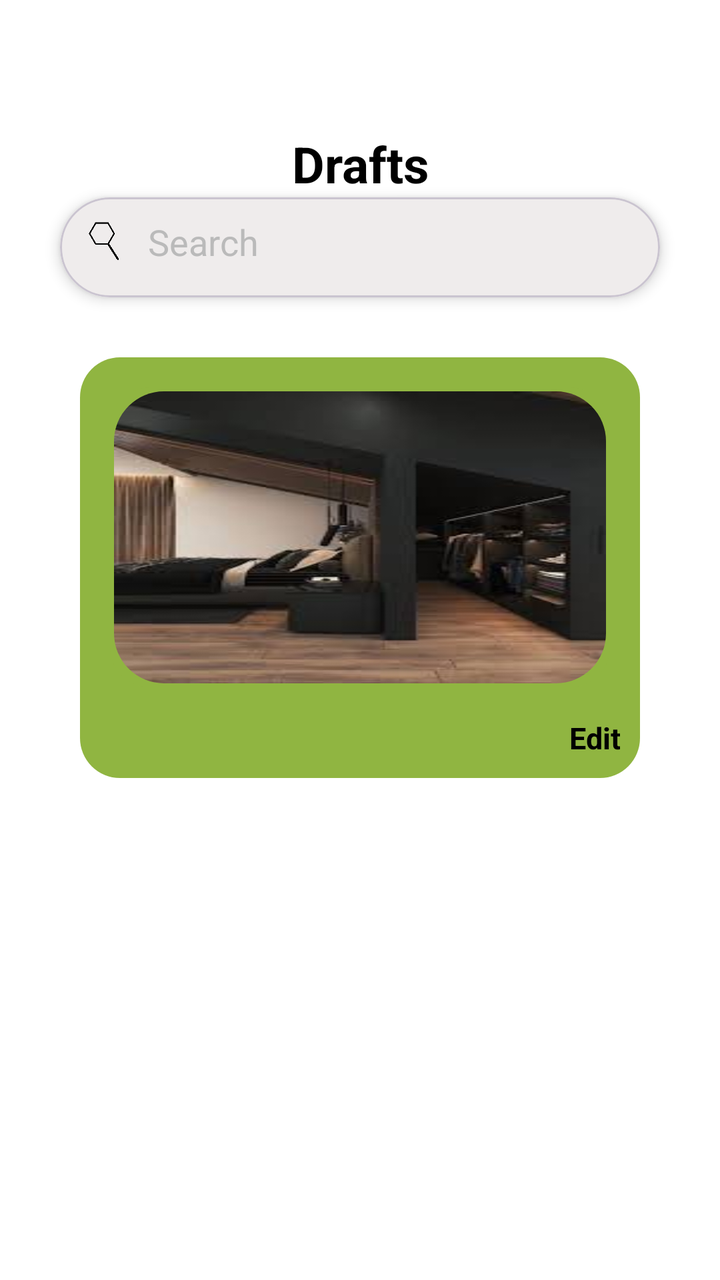
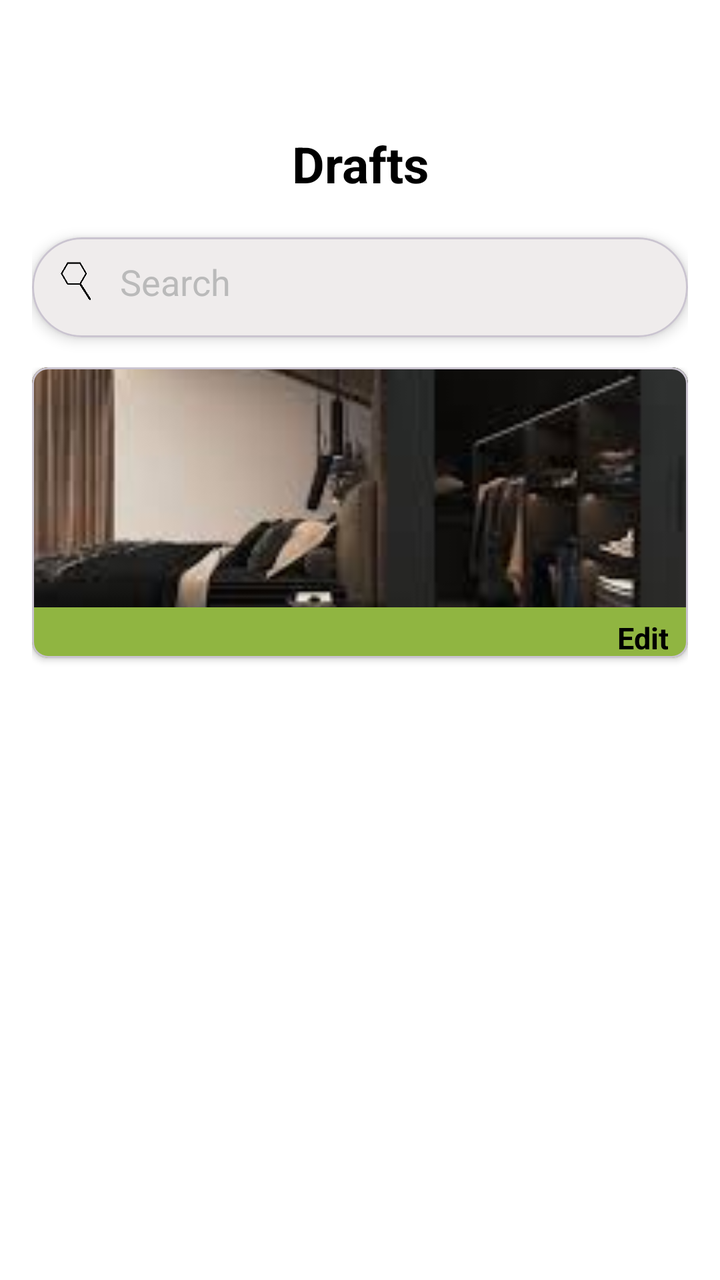

Compare the two renders of this Android layout. The source of the first and the diff that turns it into the second are given below.
<!-- AndroidManifest.xml: application theme Theme.LayoutLab -->
<!-- res/layout/activity_drafts.xml -->
<?xml version="1.0" encoding="utf-8"?>
<LinearLayout xmlns:android="http://schemas.android.com/apk/res/android"
    xmlns:app="http://schemas.android.com/apk/res-auto"
    xmlns:tools="http://schemas.android.com/tools"
    android:id="@+id/main"
    android:layout_width="match_parent"
    android:layout_height="match_parent"
    tools:context=".drafts"
    android:orientation="vertical"
    android:background="@color/white">

    <LinearLayout
        android:layout_width="match_parent"
        android:layout_height="wrap_content"
        android:orientation="vertical">

        
        <LinearLayout
            android:layout_width="match_parent"
            android:layout_height="wrap_content"
            android:padding="5dp">

            <LinearLayout
                android:layout_width="0dp"
                android:layout_height="50dp"
                android:layout_weight="1"
                android:orientation="horizontal"
                android:gravity="start">

                <Button
                    android:id="@+id/btn_backDrafts"
                    android:layout_width="50dp"
                    android:layout_height="50dp"
                    android:backgroundTint="@android:color/transparent"
                    android:foreground="@drawable/back_icon" />

            </LinearLayout>

            <LinearLayout
                android:layout_width="0dp"
                android:layout_height="50dp"
                android:layout_weight="1"
                android:orientation="horizontal"
                android:gravity="center">

                <com.google.android.material.button.MaterialButton
                    android:id="@+id/btn_logoHome"
                    android:layout_width="50dp"
                    android:layout_height="50dp"
                    android:foreground="@drawable/logo_transparent"
                    app:backgroundTint="@android:color/transparent"
                    android:clickable="false"/>

            </LinearLayout>

            <LinearLayout
                android:layout_width="0dp"
                android:layout_height="50dp"
                android:layout_weight="1"
                android:orientation="horizontal"
                android:gravity="start">

                <LinearLayout
                    android:layout_width="0dp"
                    android:layout_height="50dp"
                    android:layout_weight="1"
                    android:orientation="horizontal"
                    android:gravity="end">

                    <Button
                        android:id="@+id/btn_profileDrafts"
                        android:layout_width="50dp"
                        android:layout_height="50dp"
                        android:backgroundTint="@android:color/transparent"
                        android:foreground="@drawable/profile_icon" />

                </LinearLayout>

            </LinearLayout>

        </LinearLayout>

        <ScrollView
            android:layout_width="match_parent"
            android:layout_height="0dp"
            android:layout_weight="1"
            android:clipToPadding="false"
            android:paddingTop="5dp">

            <LinearLayout
                android:layout_width="match_parent"
                android:layout_height="wrap_content"
                android:orientation="vertical">

                <LinearLayout
                    android:layout_width="match_parent"
                    android:layout_height="wrap_content"
                    android:orientation="vertical">

                    <TextView
                        android:layout_width="match_parent"
                        android:layout_height="wrap_content"
                        android:textAlignment="center"
                        android:text="Drafts"
                        android:textSize="25sp"
                        android:textColor="@color/black"
                        android:textStyle="bold"/>

                </LinearLayout>

                
                <com.google.android.material.card.MaterialCardView
                    android:layout_width="300dp"
                    android:layout_height="50dp"
                    android:layout_gravity="center"
                    app:cardCornerRadius="25dp"
                    app:cardElevation="4dp"
                    android:background="@drawable/search"
                    android:layout_marginBottom="15dp">

                    <LinearLayout
                        android:layout_width="match_parent"
                        android:layout_height="match_parent"
                        android:orientation="horizontal"
                        android:background="@drawable/search"
                        android:padding="10dp">

                        <ImageView
                            android:layout_width="24dp"
                            android:layout_height="24dp"
                            android:src="@drawable/search_icon" />

                        <EditText
                            android:id="@+id/etx_searchDrafts"
                            android:layout_width="match_parent"
                            android:layout_height="wrap_content"
                            android:background="@null"
                            android:hint="@string/search"
                            android:inputType="text"
                            android:textColorHint="@color/gray"
                            android:paddingStart="10dp" />
                    </LinearLayout>
                </com.google.android.material.card.MaterialCardView>

                <LinearLayout
                    android:layout_width="match_parent"
                    android:layout_height="wrap_content"
                    android:orientation="vertical"
                    android:gravity="center"
                    android:paddingLeft="40dp"
                    android:paddingRight="40dp">

                    
                    <LinearLayout
                    android:layout_width="match_parent"
                    android:layout_height="wrap_content"
                    android:orientation="vertical"
                    android:layout_marginTop="15dp"
                    android:layout_marginBottom="15dp"
                    android:padding="5dp"
                    android:background="@drawable/scrollview_items">

                    <LinearLayout
                        android:layout_width="match_parent"
                        android:layout_height="150dp"
                        android:orientation="vertical"
                        android:layout_margin="10dp"
                        android:padding="2dp"
                        android:background="@drawable/scrollview_items">

                        <ImageView
                            android:layout_width="match_parent"
                            android:layout_height="match_parent"
                            android:src="@drawable/exploredesign5"
                            android:clipToOutline="true"
                            android:background="@drawable/library_item"
                            android:scaleType="fitXY"/>

                    </LinearLayout>

                    <LinearLayout
                        android:layout_width="match_parent"
                        android:layout_height="wrap_content"
                        android:orientation="horizontal">

                        <TextView
                            android:layout_width="0dp"
                            android:layout_height="wrap_content"
                            android:layout_weight="8"
                            android:text="Edit"
                            android:textSize="15sp"
                            android:textStyle="bold"
                            android:textAlignment="textEnd"
                            android:textColor="@color/black"
                            android:padding="5dp"/>



                    </LinearLayout>

                </LinearLayout>

                    



















                    



















                    



















                </LinearLayout>

            </LinearLayout>

        </ScrollView>

    </LinearLayout>

</LinearLayout>
<!-- resources referenced by this layout -->
<resources>
  <color name="black">#FF000000</color>
  <color name="gray">#BABABA</color>
  <color name="white">#FFFFFFFF</color>
  <!-- drawable back_icon: png bitmap (drawable, 28075 bytes) -->
  <!-- drawable exploredesign5: jpg bitmap (drawable, 5644 bytes) -->
  <!-- drawable library_item (drawable) -->
  <?xml version="1.0" encoding="utf-8"?>
  <shape xmlns:android="http://schemas.android.com/apk/res/android"
      android:shape="rectangle">
      <size
          android:width="100dp"
          android:height="100dp" />
      <corners android:radius="25dp"/>
  
  </shape>
  <!-- drawable logo_transparent: png bitmap (drawable, 37070 bytes) -->
  <!-- drawable profile_icon: png bitmap (drawable, 40205 bytes) -->
  <!-- drawable scrollview_items (drawable) -->
  <?xml version="1.0" encoding="UTF-8"?>
  <shape
      xmlns:android="http://schemas.android.com/apk/res/android">
      <solid
          android:color="#90B541"
          />
      <corners
          android:radius="20dp"
          />
  </shape>
  <!-- drawable search (drawable) -->
  <?xml version="1.0" encoding="UTF-8"?>
  <shape
      xmlns:android="http://schemas.android.com/apk/res/android">
      <solid
          android:color="#EFECEC"
          />
      <corners
          android:radius="10dp"
          />
  </shape>
  <!-- drawable search_icon: png bitmap (drawable, 32151 bytes) -->
  <string name="search">Search</string>
  <style name="Theme.LayoutLab" parent="Base.Theme.LayoutLab" />
  <style name="Base.Theme.LayoutLab" parent="Theme.Material3.DayNight.NoActionBar">
          
          
      </style>
</resources>

<!-- the commit's change to res/layout/activity_drafts.xml (unified diff, before → after) -->
@@ -9,263 +9,150 @@
     android:orientation="vertical"
     android:background="@color/white">
 
+    
     <LinearLayout
         android:layout_width="match_parent"
         android:layout_height="wrap_content"
-        android:orientation="vertical">
+        android:padding="5dp"
+        android:orientation="horizontal">
 
-        
+        <Button
+            android:id="@+id/btn_backDrafts"
+            android:layout_width="0dp"
+            android:layout_weight="1"
+            android:layout_height="50dp"
+            android:backgroundTint="@android:color/transparent"
+            android:foreground="@drawable/back_icon"
+            android:contentDescription="back" />
+
+        <LinearLayout
+            android:layout_width="0dp"
+            android:layout_weight="5"
+            android:gravity="center"
+            android:layout_height="wrap_content">
+
+            <com.google.android.material.button.MaterialButton
+                android:id="@+id/btn_logoHome"
+                android:layout_width="50dp"
+                android:layout_height="50dp"
+                android:foreground="@drawable/logo_transparent"
+                app:backgroundTint="@android:color/transparent"
+                android:clickable="false"/>
+
+        </LinearLayout>
+
+        <Button
+            android:id="@+id/btn_profileDrafts"
+            android:layout_width="0dp"
+            android:layout_weight="1"
+            android:layout_height="50dp"
+            android:backgroundTint="@android:color/transparent"
+            android:foreground="@drawable/profile_icon"
+            android:contentDescription="profile" />
+    </LinearLayout>
+
+    
+    <ScrollView
+        android:layout_width="match_parent"
+        android:layout_height="0dp"
+        android:layout_weight="1"
+        android:clipToPadding="false"
+        android:paddingTop="5dp">
+
         <LinearLayout
             android:layout_width="match_parent"
             android:layout_height="wrap_content"
-            android:padding="5dp">
+            android:orientation="vertical"
+            android:paddingHorizontal="16dp">
 
-            <LinearLayout
-                android:layout_width="0dp"
+            <TextView
+                android:layout_width="match_parent"
+                android:layout_height="wrap_content"
+                android:text="Drafts"
+                android:textSize="25sp"
+                android:textColor="@color/black"
+                android:textStyle="bold"
+                android:gravity="center"
+                android:layout_marginBottom="20dp"/>
+
+            
+            <com.google.android.material.card.MaterialCardView
+                android:layout_width="match_parent"
                 android:layout_height="50dp"
-                android:layout_weight="1"
-                android:orientation="horizontal"
-                android:gravity="start">
-
-                <Button
-                    android:id="@+id/btn_backDrafts"
-                    android:layout_width="50dp"
-                    android:layout_height="50dp"
-                    android:backgroundTint="@android:color/transparent"
-                    android:foreground="@drawable/back_icon" />
-
-            </LinearLayout>
-
-            <LinearLayout
-                android:layout_width="0dp"
-                android:layout_height="50dp"
-                android:layout_weight="1"
-                android:orientation="horizontal"
-                android:gravity="center">
-
-                <com.google.android.material.button.MaterialButton
-                    android:id="@+id/btn_logoHome"
-                    android:layout_width="50dp"
-                    android:layout_height="50dp"
-                    android:foreground="@drawable/logo_transparent"
-                    app:backgroundTint="@android:color/transparent"
-                    android:clickable="false"/>
-
-            </LinearLayout>
-
-            <LinearLayout
-                android:layout_width="0dp"
-                android:layout_height="50dp"
-                android:layout_weight="1"
-                android:orientation="horizontal"
-                android:gravity="start">
+                app:cardCornerRadius="25dp"
+                app:cardElevation="4dp"
+                android:background="@drawable/search"
+                android:backgroundTint="@color/search"
+                android:layout_marginBottom="15dp">
 
                 <LinearLayout
-                    android:layout_width="0dp"
-                    android:layout_height="50dp"
-                    android:layout_weight="1"
+                    android:layout_width="match_parent"
+                    android:layout_height="match_parent"
                     android:orientation="horizontal"
-                    android:gravity="end">
+                    android:padding="10dp">
 
-                    <Button
-                        android:id="@+id/btn_profileDrafts"
-                        android:layout_width="50dp"
-                        android:layout_height="50dp"
-                        android:backgroundTint="@android:color/transparent"
-                        android:foreground="@drawable/profile_icon" />
+                    <ImageView
+                        android:layout_width="24dp"
+                        android:layout_height="24dp"
+                        android:src="@drawable/search_icon" />
 
+                    <EditText
+                        android:id="@+id/etx_searchDrafts"
+                        android:layout_width="match_parent"
+                        android:layout_height="wrap_content"
+                        android:background="@null"
+                        android:hint="@string/search"
+                        android:inputType="text"
+                        android:textColorHint="@color/gray"
+                        android:paddingStart="10dp" />
                 </LinearLayout>
+            </com.google.android.material.card.MaterialCardView>
 
-            </LinearLayout>
-
-        </LinearLayout>
-
-        <ScrollView
-            android:layout_width="match_parent"
-            android:layout_height="0dp"
-            android:layout_weight="1"
-            android:clipToPadding="false"
-            android:paddingTop="5dp">
-
+            
             <LinearLayout
                 android:layout_width="match_parent"
                 android:layout_height="wrap_content"
-                android:orientation="vertical">
-
-                <LinearLayout
-                    android:layout_width="match_parent"
-                    android:layout_height="wrap_content"
-                    android:orientation="vertical">
-
-                    <TextView
-                        android:layout_width="match_parent"
-                        android:layout_height="wrap_content"
-                        android:textAlignment="center"
-                        android:text="Drafts"
-                        android:textSize="25sp"
-                        android:textColor="@color/black"
-                        android:textStyle="bold"/>
-
-                </LinearLayout>
+                android:orientation="vertical"
+                android:gravity="center">
 
                 
                 <com.google.android.material.card.MaterialCardView
-                    android:layout_width="300dp"
-                    android:layout_height="50dp"
-                    android:layout_gravity="center"
-                    app:cardCornerRadius="25dp"
-                    app:cardElevation="4dp"
-                    android:background="@drawable/search"
-                    android:layout_marginBottom="15dp">
-
-                    <LinearLayout
-                        android:layout_width="match_parent"
-                        android:layout_height="match_parent"
-                        android:orientation="horizontal"
-                        android:background="@drawable/search"
-                        android:padding="10dp">
-
-                        <ImageView
-                            android:layout_width="24dp"
-                            android:layout_height="24dp"
-                            android:src="@drawable/search_icon" />
-
-                        <EditText
-                            android:id="@+id/etx_searchDrafts"
-                            android:layout_width="match_parent"
-                            android:layout_height="wrap_content"
-                            android:background="@null"
-                            android:hint="@string/search"
-                            android:inputType="text"
-                            android:textColorHint="@color/gray"
-                            android:paddingStart="10dp" />
-                    </LinearLayout>
-                </com.google.android.material.card.MaterialCardView>
-
-                <LinearLayout
                     android:layout_width="match_parent"
                     android:layout_height="wrap_content"
-                    android:orientation="vertical"
-                    android:gravity="center"
-                    android:paddingLeft="40dp"
-                    android:paddingRight="40dp">
-
-                    
-                    <LinearLayout
-                    android:layout_width="match_parent"
-                    android:layout_height="wrap_content"
-                    android:orientation="vertical"
-                    android:layout_marginTop="15dp"
+                    app:cardCornerRadius="8dp"
+                    app:cardElevation="2dp"
                     android:layout_marginBottom="15dp"
-                    android:padding="5dp"
-                    android:background="@drawable/scrollview_items">
-
-                    <LinearLayout
-                        android:layout_width="match_parent"
-                        android:layout_height="150dp"
-                        android:orientation="vertical"
-                        android:layout_margin="10dp"
-                        android:padding="2dp"
-                        android:background="@drawable/scrollview_items">
-
-                        <ImageView
-                            android:layout_width="match_parent"
-                            android:layout_height="match_parent"
-                            android:src="@drawable/exploredesign5"
-                            android:clipToOutline="true"
-                            android:background="@drawable/library_item"
-                            android:scaleType="fitXY"/>
-
-                    </LinearLayout>
+                    android:backgroundTint="@color/scrollviewItemBackground"
+                    android:padding="10dp">
 
                     <LinearLayout
                         android:layout_width="match_parent"
                         android:layout_height="wrap_content"
-                        android:orientation="horizontal">
+                        android:orientation="vertical">
+
+                        <ImageView
+                            android:layout_width="match_parent"
+                            android:layout_height="120dp"
+                            android:src="@drawable/exploredesign5"
+                            android:clipToOutline="true"
+                            android:scaleType="centerCrop"/>
 
                         <TextView
-                            android:layout_width="0dp"
+                            android:layout_width="match_parent"
                             android:layout_height="wrap_content"
-                            android:layout_weight="8"
                             android:text="Edit"
                             android:textSize="15sp"
                             android:textStyle="bold"
-                            android:textAlignment="textEnd"
                             android:textColor="@color/black"
-                            android:padding="5dp"/>
+                            android:gravity="end"
+                            android:paddingTop="5dp"
+                            android:paddingRight="10dp"/>
+                    </LinearLayout>
+                </com.google.android.material.card.MaterialCardView>
 
-
-
-                    </LinearLayout>
-
-                </LinearLayout>
-
-                    
-
-
-
-
-
-
-
-
-
-
-
-
-
-
-
-
-
-
-
-                    
-
-
-
-
-
-
-
-
-
-
-
-
-
-
-
-
-
-
-
-                    
-
-
-
-
-
-
-
-
-
-
-
-
-
-
-
-
-
-
-
-                </LinearLayout>
+                
 
             </LinearLayout>
-
-        </ScrollView>
-
-    </LinearLayout>
-
+        </LinearLayout>
+    </ScrollView>
 </LinearLayout>
<!-- resource entries referenced after the edit -->
@@ -2,32 +2,13 @@
 <resources>
   <color name="black">#FF000000</color>
   <color name="gray">#BABABA</color>
+  <color name="scrollviewItemBackground">#90B541</color>
+  <color name="search">#EFECEC</color>
   <color name="white">#FFFFFFFF</color>
   <!-- drawable back_icon: png bitmap (drawable, 28075 bytes) -->
   <!-- drawable exploredesign5: jpg bitmap (drawable, 5644 bytes) -->
-  <!-- drawable library_item (drawable) -->
-  <?xml version="1.0" encoding="utf-8"?>
-  <shape xmlns:android="http://schemas.android.com/apk/res/android"
-      android:shape="rectangle">
-      <size
-          android:width="100dp"
-          android:height="100dp" />
-      <corners android:radius="25dp"/>
-  
-  </shape>
   <!-- drawable logo_transparent: png bitmap (drawable, 37070 bytes) -->
   <!-- drawable profile_icon: png bitmap (drawable, 40205 bytes) -->
-  <!-- drawable scrollview_items (drawable) -->
-  <?xml version="1.0" encoding="UTF-8"?>
-  <shape
-      xmlns:android="http://schemas.android.com/apk/res/android">
-      <solid
-          android:color="#90B541"
-          />
-      <corners
-          android:radius="20dp"
-          />
-  </shape>
   <!-- drawable search (drawable) -->
   <?xml version="1.0" encoding="UTF-8"?>
   <shape
